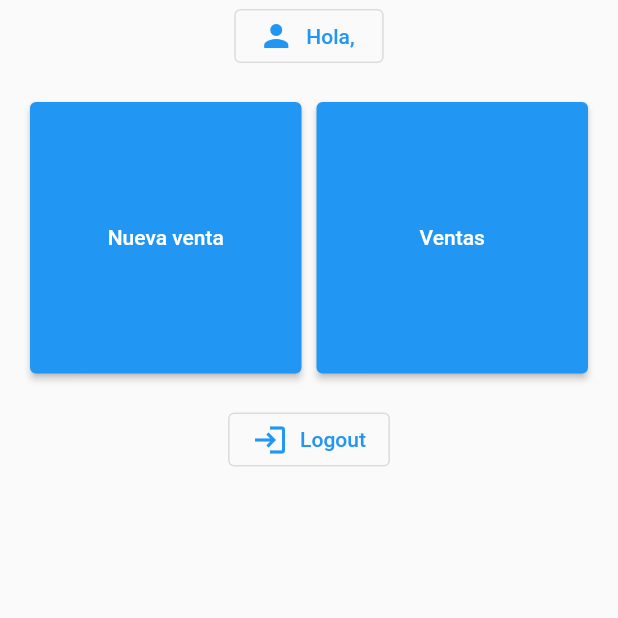
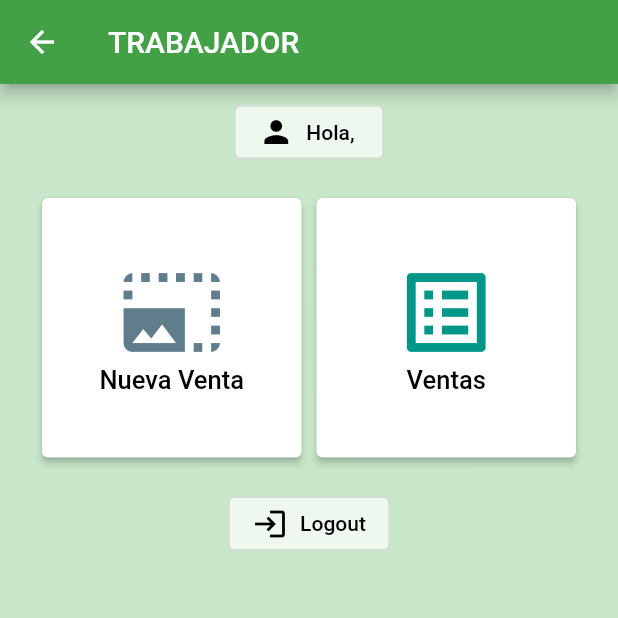
Before and after one commit to upc-shopTeam/shope_teamF, a Flutter app: the HomeView screen opened directly, on a phone screen of 412 x 824 dp, the top half of it. Run offline on Flutter 3.47's test engine with Material 2 defaults, Android fonts, the phone set to English and light mode, and no system bars; our stand-ins replace calendar_timeline, shared_preferences; missing offline and left inert: jwt_decode; accounts and stored records are empty; network calls fail.

Commit message:
employee view update

```diff
--- a/lib/inventory/home_owner_view.dart
+++ b/lib/inventory/home_owner_view.dart
@@ -62,7 +62,7 @@ String nameShop = '';
   Widget build(BuildContext context) {
     return Scaffold(
       appBar: new AppBar(
-        title: Text("HOME"),
+        title: Text("DUEÑO"),
         backgroundColor: Colors.green[600],
       ),
       backgroundColor: Colors.green[100],
--- a/lib/sales/home.dart
+++ b/lib/sales/home.dart
@@ -50,16 +50,31 @@ class _HomeViewState extends State<HomeView> {
   @override
   Widget build(BuildContext context) {
     return Scaffold(
-
+      appBar: new AppBar(
+        title: Text("TRABAJADOR"),
+        backgroundColor: Colors.green[600],
+      ),
+      backgroundColor: Colors.green[100],
       body: SafeArea(
+        child: Padding(
+          padding: const EdgeInsets.all(8.0),
           child: Column(
             children: [
               OutlinedButton.icon(
+                style: OutlinedButton.styleFrom(
+                  backgroundColor: Colors.white70,
+
+                ),
                 onPressed: ()  {
                   Navigator.of(context).push(MaterialPageRoute(builder: (context)=>ProfileEmployeeView(id : employeeId)));
                 },
-              icon:Icon(Icons.person),
-              label: Text("Hola, $name"),
+                icon:Icon(Icons.person,
+                  color: Colors.black,),
+                label: Text("Hola, $name",
+                  style: TextStyle(
+                      color: Colors.black
+                  ),
+                ),
               ),
 
               GridView.count(
@@ -72,32 +87,94 @@ class _HomeViewState extends State<HomeView> {
                 crossAxisCount: 2,
                 children: <Widget>[
                   ElevatedButton(
+                    style: OutlinedButton.styleFrom(
+                      backgroundColor: Colors.white,
+
+                    ),
                     onPressed: () {
                       Navigator.of(context).push(MaterialPageRoute(
                         builder: (context) => ProductView(list: const <Item>[],),
                       ));
                     },
-                  child: Text("Nueva venta"),
+                    child: Center(
+                      child: Padding(
+                        padding: const EdgeInsets.all(10.0),
+                        child: Column(
+                          mainAxisSize: MainAxisSize.min,
+                          children:
+                          <Widget>[
+                            Icon(Icons.photo_size_select_large,
+                              size:70.0,
+                              color: Colors.blueGrey,
+                            ),
+                            Text("Nueva Venta",
+                              style: new TextStyle(
+                                  fontSize: 17.0,
+                                  color: Colors.black
+                              ),
+                            ),
+                          ],
+                        ),
+                      ),
+                    ),
+
                   ),
                   ElevatedButton(
+                    style: OutlinedButton.styleFrom(
+                      backgroundColor: Colors.white,
+
+                    ),
                     onPressed: () {
                       Navigator.of(context).push(MaterialPageRoute(
                         builder: (context) => SalesView(),
                       ));
                     },
-                  child: Text("Ventas"),),
+                    child: Center(
+                      child: Padding(
+                        padding: const EdgeInsets.all(21.0),
+                        child: Column(
+                          mainAxisSize: MainAxisSize.min,
+                          children:
+                          <Widget>[
+                            Icon(Icons.list_alt,
+                              size:70.0,
+                              color: Colors.teal,
+                            ),
+                            Text("Ventas",
+                              style: new TextStyle(
+                                  fontSize: 17.0,
+                                  color: Colors.black
+                              ),
+                            ),
+                          ],
+                        ),
+                      ),
+                    ),
+
+                  ),
                 ],
               ),
               OutlinedButton.icon(
+                style: OutlinedButton.styleFrom(
+                  backgroundColor: Colors.white70,
+
+                ),
                 onPressed: () async {
                   SharedPreferences preferences = await SharedPreferences.getInstance();
                   await preferences.clear();
                   Navigator.of(context).pushAndRemoveUntil(MaterialPageRoute(builder: (context)=>SignInView()), (route) => false);
                 },
-              icon:Icon(Icons.login),
-              label: Text("Logout"),
+                icon:Icon(Icons.login,
+                color: Colors.black,
+                ),
+                label: Text("Logout",
+                style: TextStyle(
+                  color: Colors.black
+                ),
+                ),
               )
             ],
+          ),
         ),
       ),
     );
```
Lines whose indentation alone changed are shown as unchanged.
